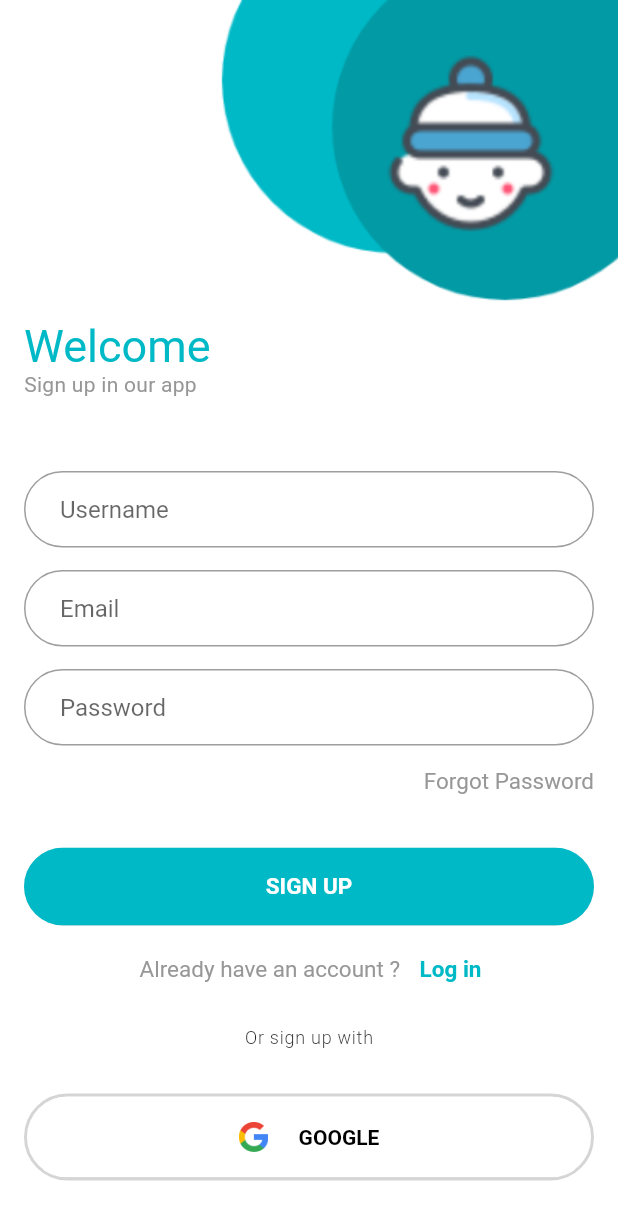
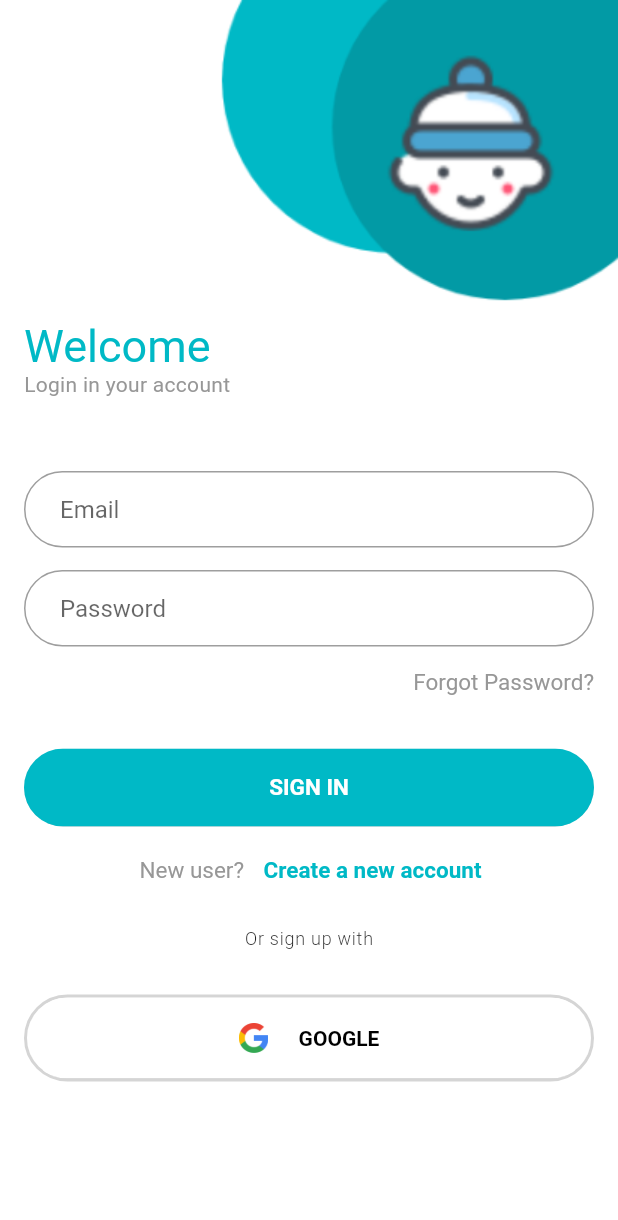
Before and after one commit to RafatMeraz/health-monitoring-system, a Flutter app: the screen it shows after launch, on a phone screen of 412 x 824 dp. Shown: the top 1220 px of the screen. Run offline on Flutter 3.47's test engine with Material 2 defaults, Android fonts, the light colour scheme and no system bars; Roboto replaces fonts that are missing (Poppins).

Commit message:
Login ui updated

```diff
--- a/lib/main.dart
+++ b/lib/main.dart
@@ -1,5 +1,5 @@
 import 'package:flutter/material.dart';
-import 'package:health_monitoring_system/src/views/ui/registration/register.dart';
+import 'package:health_monitoring_system/src/views/ui/registration/login.dart';
 void main() {
   runApp(MyApp());
 }
@@ -11,7 +11,7 @@ class MyApp extends StatelessWidget {
     return MaterialApp(
       title: 'HMS',
       debugShowCheckedModeBanner: false,
-      home: Register(),
+      home: Login(),
     );
   }
 }
--- a/lib/src/views/ui/registration/login.dart
+++ b/lib/src/views/ui/registration/login.dart
@@ -1,88 +1,55 @@
 import 'package:flutter/material.dart';
 import 'package:flutter/services.dart';
+import 'package:health_monitoring_system/src/views/ui/registration/register.dart';
 import 'package:health_monitoring_system/src/views/utils/constant.dart';
+import 'package:health_monitoring_system/src/views/utils/reusable_widgets.dart';
 
-class login extends StatefulWidget {
+class Login extends StatefulWidget {
   @override
-  _loginState createState() => _loginState();
+  _LoginState createState() => _LoginState();
 }
 
-class _loginState extends State<login> {
+class _LoginState extends State<Login> {
   @override
   Widget build(BuildContext context) {
     return Scaffold(
-        backgroundColor: Color(0xFFFFFFFF),
+        backgroundColor: kWhiteColor,
         body: SafeArea(
-          child: Stack(
+          child: SingleChildScrollView(
+            child: Column(
               children: [
-              Column(
-                children: [
-                  SizedBox(
-                    width: 800,
-                  ),
-                  Container(
-                    constraints: BoxConstraints(
-                      maxHeight: 200,
-                      maxWidth: 200,
-                    ),
-                    decoration: BoxDecoration(
-                        color: Color.fromRGBO(0, 185, 198, 1),
-                        borderRadius: new BorderRadius.only(
-                            bottomLeft: Radius.circular(200.0))
-                    ),
-                  ),
-                ],
-              ),
-              Column(
-                children: [
-                  SizedBox(
-                    width: 1500,
-                  ),
-                  Container(
-                    constraints: BoxConstraints(
-                      maxHeight: 200,
-                      maxWidth: 200,
-                    ),
-                    decoration: BoxDecoration(
-                        color: Color.fromRGBO(2, 154, 165, 1),
-                        borderRadius: new BorderRadius.only(
-                            bottomLeft: Radius.circular(200.0))
-                    ),
-                  ),
-                ],
-              ),
+                Align(
+                    alignment: Alignment.centerRight,
+                    child: Image.asset('assets/images/corner-image.png')),
                 Padding(
-                padding: const EdgeInsets.all(15.0),
+                  padding: const EdgeInsets.symmetric(horizontal: 16.0),
                   child: Column(
                     crossAxisAlignment: CrossAxisAlignment.start,
                     mainAxisAlignment: MainAxisAlignment.start,
                     children: [
-                    SizedBox(
-                      height: 200,
-                    ),
                       Text('Welcome',
                         style: TextStyle(
-                        color: Color.fromRGBO(0, 185, 198, 1),
+                          color: kThemeColor,
                           fontSize: 30,
                         ),
                       ),
-                    Text('Please Login or Sign Up in Our App',
+                      Text('Login in your account',
                       style: TextStyle(
-                      color: Color.fromRGBO(151, 151, 151, 1)
+                        color: Color.fromRGBO(151, 151, 151, 1),
+                          fontWeight: FontWeight.w400, fontSize: 14, letterSpacing: 0.2
                       ),),
                       SizedBox(
                         height: 50,
                       ),
                       TextFormField(
                         decoration: new InputDecoration(
-                        hintText: 'Phone or Email',
-                        fillColor: Colors.white,
-                        border: new OutlineInputBorder(
-                          borderRadius: new BorderRadius.circular(25.0),
-                          borderSide: new BorderSide(
+                          hintText: 'Email',
+                          fillColor: kWhiteColor,
+                          contentPadding: EdgeInsets.symmetric(horizontal: 24, vertical: 16),
+                          border: OutlineInputBorder(
+                            borderRadius: BorderRadius.circular(40.0),
+                            borderSide: BorderSide(),
                           ),
-                        ),
-                        //fillColor: Colors.green
                         ),
                         validator: (val) {
                           if(val.length==0) {
@@ -97,25 +64,22 @@ class _loginState extends State<login> {
                         ),
                       ),
                       SizedBox(
-                      height: 30,
+                        height: 15,
                       ),
                       TextFormField(
-                      decoration: new InputDecoration(
+                        obscureText: true,
+                        decoration: InputDecoration(
                           hintText: 'Password',
                           fillColor: Colors.white,
-                        border: new OutlineInputBorder(
-                          borderRadius: new BorderRadius.circular(25.0),
-                          borderSide: new BorderSide(
+                          contentPadding: EdgeInsets.symmetric(horizontal: 24, vertical: 16),
+                          border: OutlineInputBorder(
+                            borderRadius: BorderRadius.circular(40.0),
+                            borderSide: BorderSide(),
                           ),
                         ),
-                        //fillColor: Colors.green
-                      ),
-                      style: new TextStyle(
+                        style: TextStyle(
                           fontFamily: "Poppins",
                         ),
-                    ),
-                    SizedBox(
-                      height: 5,
                       ),
                       Row(
                         mainAxisAlignment: MainAxisAlignment.end,
@@ -124,91 +88,76 @@ class _loginState extends State<login> {
                             splashColor: Colors.transparent,
                             highlightColor: Colors.transparent,
                             disabledElevation: 10,
-                          onPressed: (){
+                            onPressed: () {
                               print('');
                             },
                             child: Text(
-                            'Forgot Password',
+                              'Forgot Password?',
                               style: greyText,
-                          ),
-                        ),
-                        SizedBox(
-                          width: 30,
-                        )
-                      ],
-                    ),
-                    InkWell(
-                      onTap: () => print('Tapped'),
-                      child: new Container(
-                        //width: 100.0,
-                        height: 50.0,
-                        decoration: new BoxDecoration(
-                          color: Color.fromRGBO(0, 185, 198, 1),
-                          border: new Border.all(color: Colors.white, width: 2.0),
-                          borderRadius: new BorderRadius.circular(30.0),
-                        ),
-                        child: new Center(child: new Text('Log in', style: new TextStyle(fontSize: 18.0, color: Colors.white),),),
-                      ),
-                    ),
-                    SizedBox(
-                      height: 15,
-                    ),
-                    Row(
-                      children: [
-                        SizedBox(
-                          width: 10,
-                        ),
-                        Text("Don't have an account ?",
-                        style: greyText,),
-                        RawMaterialButton(
-                          splashColor: Colors.transparent,
-                          highlightColor: Colors.transparent,
-                          disabledElevation: 10,
-                          onPressed: (){
-                            print('');
-                          },
-                          child: Text(
-                            'Sign Up',
-                            style: primaryText,
                             ),
                           ),
                         ],
                       ),
                       SizedBox(
-                      height: 10,
+                        height: 20,
+                      ),
+                      RoundedRaisedButton(text: 'SIGN IN', textColor: kWhiteColor, imageLink: null, onTap: (){}, backgroundColor: kThemeColor),
+                      SizedBox(
+                        height: 20,
+                      ),
+                      Row(
+                        mainAxisAlignment: MainAxisAlignment.center,
+                        children: [
+                          SizedBox(
+                            width: 10,
+                          ),
+                          Text(
+                            "New user?",
+                            style: greyText,
+                          ),
+                          SizedBox(
+                            width: 5,
+                          ),
+                          GestureDetector(
+                            onTap: () {
+                              Navigator.push(context, MaterialPageRoute(builder: (context) => Register()));
+                            },
+                            child: Padding(
+                              padding: const EdgeInsets.symmetric(horizontal : 8.0),
+                              child: Text(
+                                'Create a new account',
+                                style: primaryText,
+                              ),
+                            ),
+                          ),
+                        ],
+                      ),
+                      SizedBox(
+                        height: 30,
                       ),
                       Center(
-                      child: Text('Or Login With -',
-                      style: greyText,),
+                        child: Text(
+                          'Or sign up with',
+                          style: TextStyle(
+                              fontSize: 12,
+                              fontWeight: FontWeight.w300,
+                              letterSpacing: 0.5
+                          ),
+                        ),
                       ),
                       SizedBox(
-                      height: 10,
+                        height: 30,
                       ),
-                    InkWell(
-                      onTap: () => print('Tapped Google'),
-                      child: new Container(
-                        //width: 100.0,
-                        height: 50.0,
-                        decoration: new BoxDecoration(
-                          color: Colors.white,
-                          border: new Border.all(color: Colors.grey, width: 2.0),
-                          borderRadius: new BorderRadius.circular(30.0),
-                        ),
-                        child: new Center(child: Row(
-                            mainAxisAlignment: MainAxisAlignment.center,
-                          children: [
-                            Icon(Icons.account_circle_sharp
-                            ),
-                            Text(' Google', style: new TextStyle(fontSize: 18.0, color: Colors.red, fontWeight: FontWeight.bold), )
-                          ],
-                        ),),
-                      ),
+                      RoundedBorderedRaisedButton(text: 'GOOGLE', textColor: kBlackColor, imageLink: 'assets/images/google.png', onTap: () {}, borderColor: kSoftGreyColor, backgroundColor: kWhiteColor),
+                      SizedBox(
+                        height: 40,
                       ),
                     ],
                   ),
                 )
               ],
             ),
+          ),
         )
     );
   }
--- a/lib/src/views/ui/registration/register.dart
+++ b/lib/src/views/ui/registration/register.dart
@@ -94,23 +94,6 @@ class _RegisterState extends State<Register> {
                     fontFamily: "Poppins",
                   ),
                 ),
-                Row(
-                  mainAxisAlignment: MainAxisAlignment.end,
-                  children: [
-                    RawMaterialButton(
-                      splashColor: Colors.transparent,
-                      highlightColor: Colors.transparent,
-                      disabledElevation: 10,
-                      onPressed: () {
-                        print('');
-                      },
-                      child: Text(
-                        'Forgot Password',
-                        style: greyText,
-                      ),
-                    ),
-                  ],
-                ),
                 SizedBox(
                   height: 20,
                 ),
@@ -133,7 +116,7 @@ class _RegisterState extends State<Register> {
                     ),
                     GestureDetector(
                       onTap: () {
-
+                        Navigator.pop(context);
                       },
                       child: Padding(
                         padding: const EdgeInsets.symmetric(horizontal : 8.0),
```
Lines whose indentation alone changed are shown as unchanged.
